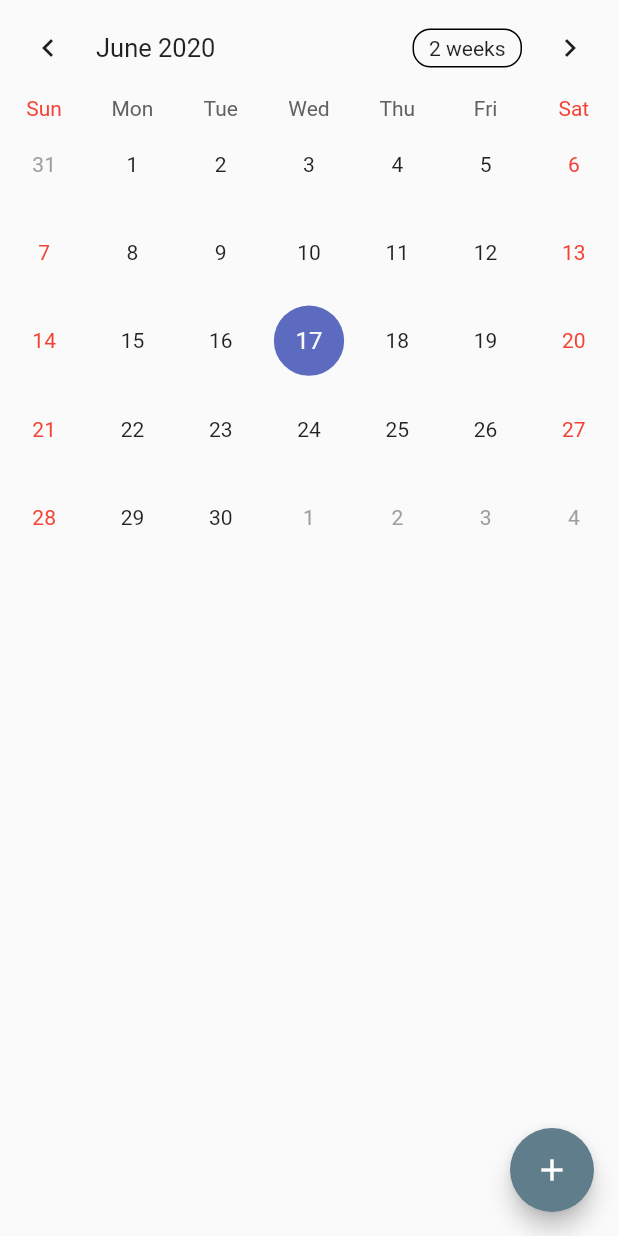
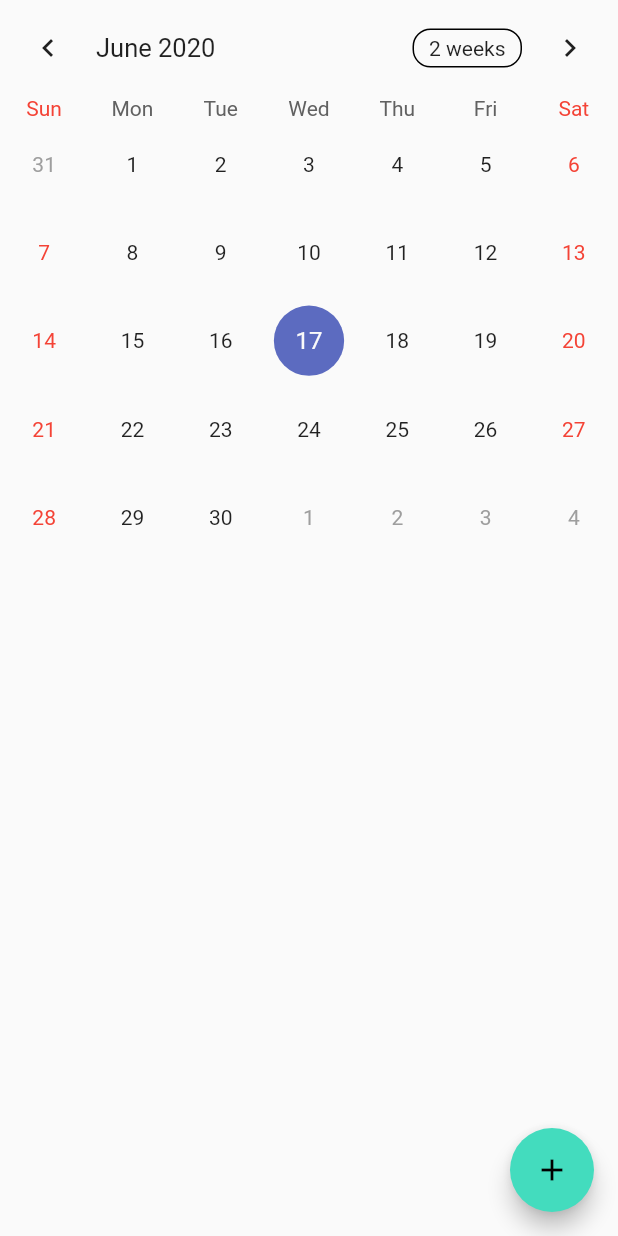
Before and after one commit to manyaagarwal/CovidCare, a Flutter app: the Calendar screen opened directly, on a phone screen of 412 x 824 dp. Run offline on Flutter 3.47's test engine with Material 2 defaults, Android fonts, the phone set to English and light mode, and no system bars; drawn by our look-alikes of table_calendar; our stand-ins replace fl_chart.

Commit message:
add theme colors

```diff
--- a/covid_care/lib/Calendar_Questionaire.dart
+++ b/covid_care/lib/Calendar_Questionaire.dart
@@ -35,7 +35,7 @@ class _CalendarState extends State<Calendar>{
         },
         child:
           Icon(Icons.add),
-        backgroundColor: Colors.blueGrey,
+//        backgroundColor: Colors.blueGrey,
       ),
     );
   }
--- /dev/null
+++ b/covid_care/lib/constants.dart
@@ -0,0 +1,28 @@
+import 'package:flutter/material.dart';
+
+Map <int, Color> accentColor = {
+  50:  Color.fromRGBO(67, 220, 190, .1),
+  100: Color.fromRGBO(67, 220, 190, .2),
+  200: Color.fromRGBO(67, 220, 190, .3),
+  300: Color.fromRGBO(67, 220, 190, .4),
+  400: Color.fromRGBO(67, 220, 190, .5),
+  500: Color.fromRGBO(67, 220, 190, .6),
+  600: Color.fromRGBO(67, 220, 190, .7),
+  700: Color.fromRGBO(67, 220, 190, .8),
+  800: Color.fromRGBO(67, 220, 190, .9),
+  900: Color.fromRGBO(67, 220, 190, 1),
+};
+
+
+Map <int, Color> primaryColor = {
+  50:  Color.fromRGBO(148, 171, 249, .1),
+  100: Color.fromRGBO(148, 171, 249, .2),
+  200: Color.fromRGBO(148, 171, 249, .3),
+  300: Color.fromRGBO(148, 171, 249, .4),
+  400: Color.fromRGBO(148, 171, 249, .5),
+  500: Color.fromRGBO(148, 171, 249, .6),
+  600: Color.fromRGBO(148, 171, 249, .7),
+  700: Color.fromRGBO(148, 171, 249, .8),
+  800: Color.fromRGBO(148, 171, 249, .9),
+  900: Color.fromRGBO(148, 171, 249, 1),
+};
--- a/covid_care/lib/home.dart
+++ b/covid_care/lib/home.dart
@@ -1,4 +1,5 @@
 import 'package:covidcare/chart.dart';
+import 'package:covidcare/constants.dart';
 import 'package:covidcare/consultation.dart';
 import 'package:flutter/material.dart';
 
@@ -48,7 +49,7 @@ class _HomePageState extends State<HomePage>{
             )
           ],
         currentIndex: _selectedIndex,
-        selectedItemColor: Colors.amber[800],
+        selectedItemColor: MaterialColor(0XFF94ABF9, primaryColor),
         onTap: _onItemTapped,
       ),
     );
--- a/covid_care/lib/main.dart
+++ b/covid_care/lib/main.dart
@@ -1,18 +1,22 @@
 import 'package:covidcare/home.dart';
 import 'package:flutter/material.dart';
 
-import 'Calendar_Questionaire.dart';
+import 'constants.dart';
+
 
 void main() => runApp(MyApp());
 
 class MyApp extends StatelessWidget {
+
+
   // This widget is the root of your application.
   @override
   Widget build(BuildContext context) {
     return MaterialApp(
       title: 'Flutter Demo',
       theme: ThemeData(
-         primarySwatch: Colors.blue,
+         primarySwatch: MaterialColor(0XFF94ABF9, primaryColor),
+        accentColor: MaterialColor(0XFF43DCBE, accentColor),
        ),
       // home: MyHomePage(title: 'Flutter Demo Home Page'),
       home: HomePage(),
@@ -20,3 +24,7 @@ class MyApp extends StatelessWidget {
     );
   }
 }
+
+//rgb(67, 220, 190)
+//rgb(69, 198, 230)
+//rgb(148, 171, 249)
--- a/covid_care/pubspec.yaml
+++ b/covid_care/pubspec.yaml
@@ -35,6 +35,8 @@ dependencies:
   # Use with the CupertinoIcons class for iOS style icons.
   cupertino_icons: ^0.1.3
   table_calendar: 2.2.3
+  firebase_auth: ^0.16.0
+  google_sign_in: ^4.4.4
 
 dev_dependencies:
   flutter_test:
@@ -52,8 +54,8 @@ flutter:
   uses-material-design: true
 
   # To add assets to your application, add an assets section, like this:
-  # assets:
-  #   - images/a_dot_burr.jpeg
+  assets:
+     - assets/
   #   - images/a_dot_ham.jpeg
 
   # An image asset can refer to one or more resolution-specific "variants", see
```
Also changed, not shown: covid_care/assets/undraw_medical_care_movn.svg (added), covid_care/lib/login.dart (added), covid_care/pubspec.lock.
